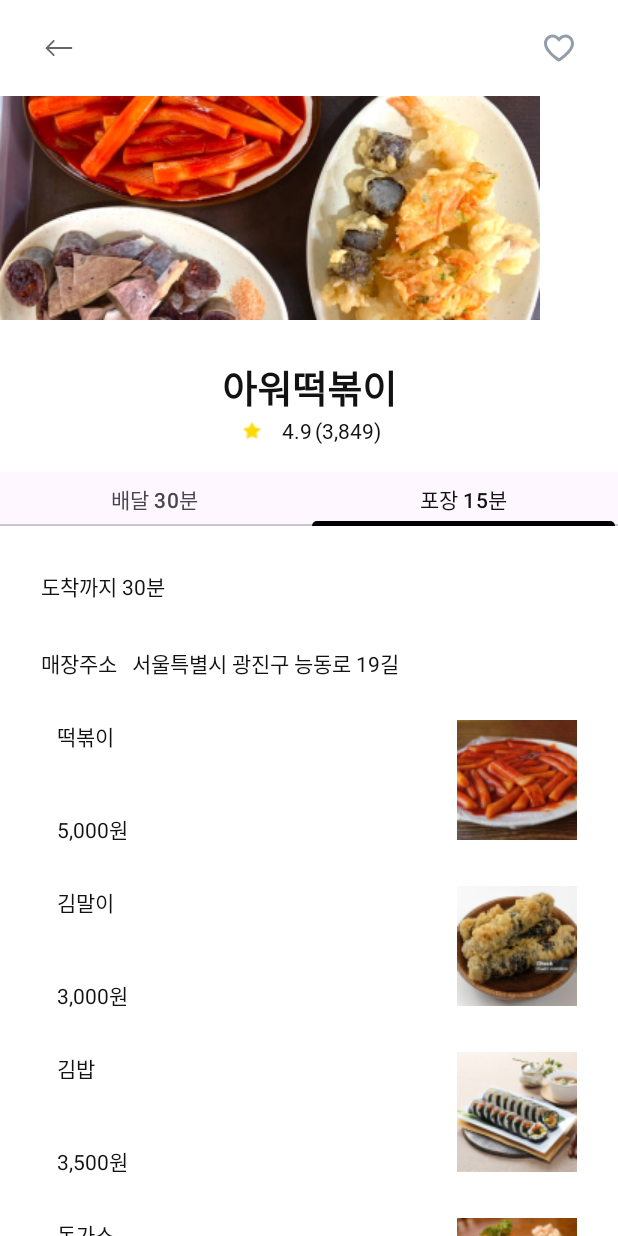
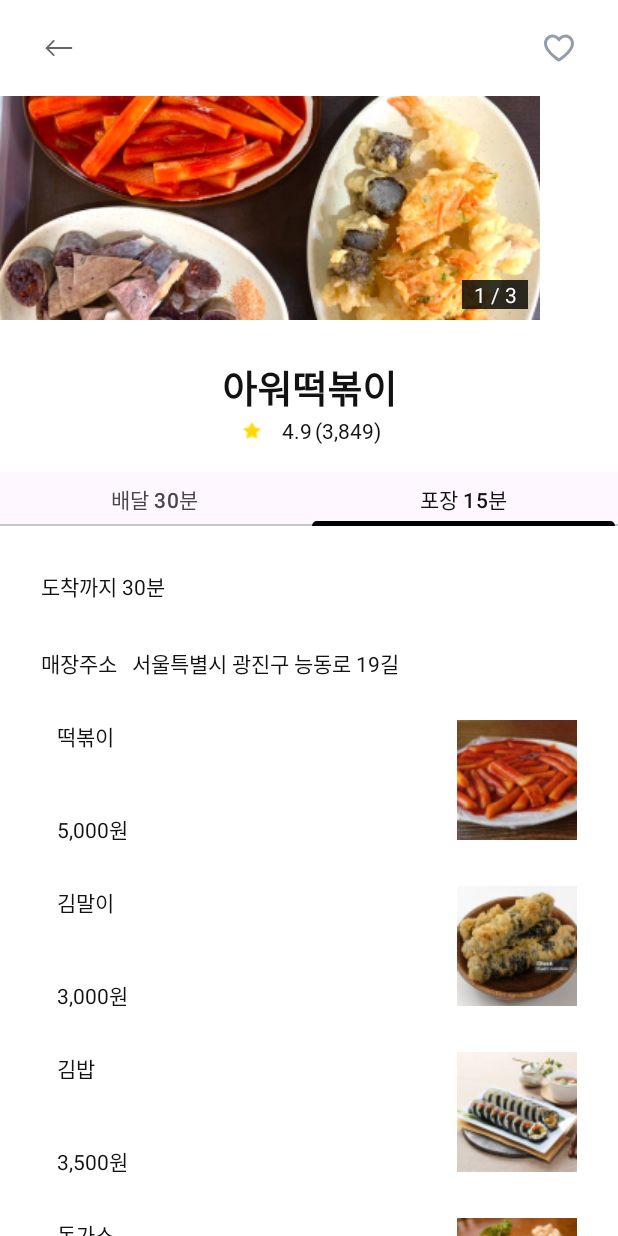
Before and after one commit to Konkuk-KUIT/KUIT4_Android, an Android app: the DetailActivity screen opened directly, with no data from a screen before it, tab 2 chosen, on a phone screen of 412 x 824 dp. Run offline under Robolectric (Android 15) with nearby library versions, the phone set to English and light mode, and no system bars; pictures from the network do not load.

Commit message:
6주차 미션 완료

```diff
--- /dev/null
+++ b/app/src/main/java/com/example/kuit4androidprivate/adapter/DetailRestaurantImageRVAdapter.kt
@@ -0,0 +1,46 @@
+package com.example.kuit4androidprivate.adapter
+
+import android.view.LayoutInflater
+import android.view.ViewGroup
+import androidx.recyclerview.widget.DiffUtil
+import androidx.recyclerview.widget.ListAdapter
+import androidx.recyclerview.widget.RecyclerView
+import com.bumptech.glide.Glide
+import com.example.kuit4androidprivate.databinding.ItemDetailRestaurantViewpagerBinding
+import com.example.kuit4androidprivate.model.RestaurantImageData
+
+class DetailRestaurantImageRVAdapter : ListAdapter<RestaurantImageData, DetailRestaurantImageRVAdapter.ViewHolder>(diffUtl) {
+    inner class ViewHolder (val binding: ItemDetailRestaurantViewpagerBinding) : RecyclerView.ViewHolder(binding.root) {
+        fun bind(item : RestaurantImageData) {
+            Glide.with(binding.root)
+                .load(item.id)
+                .into(binding.ivDetailRestaurant)
+        }
+    }
+
+    override fun onCreateViewHolder(parent: ViewGroup, viewType: Int): DetailRestaurantImageRVAdapter.ViewHolder {
+        val binding = ItemDetailRestaurantViewpagerBinding.inflate(LayoutInflater.from(parent.context), parent, false)
+        return ViewHolder(binding)
+    }
+
+    override fun onBindViewHolder(holder: DetailRestaurantImageRVAdapter.ViewHolder, position: Int) {
+        holder.bind(currentList[position % 3])
+    }
+
+    override fun getItemCount(): Int {
+        return Int.MAX_VALUE
+    }
+
+    companion object{
+        val diffUtl = object : DiffUtil.ItemCallback<RestaurantImageData>(){
+            override fun areItemsTheSame(oldItem: RestaurantImageData, newItem: RestaurantImageData): Boolean {
+                return oldItem.id == newItem.id
+            }
+
+            override fun areContentsTheSame(oldItem: RestaurantImageData, newItem: RestaurantImageData): Boolean {
+                return oldItem == newItem
+            }
+
+        }
+    }
+}
--- a/app/src/main/java/com/example/kuit4androidprivate/detail/DetailActivity.kt
+++ b/app/src/main/java/com/example/kuit4androidprivate/detail/DetailActivity.kt
@@ -1,17 +1,36 @@
 package com.example.kuit4androidprivate.detail
 
 import android.os.Bundle
+import android.os.Handler
+import android.os.Looper
+import android.os.Message
 import androidx.appcompat.app.AppCompatActivity
 import androidx.core.content.ContextCompat
+import androidx.viewpager2.widget.ViewPager2
 import com.bumptech.glide.Glide
 import com.example.kuit4androidprivate.R
+import com.example.kuit4androidprivate.adapter.DetailRestaurantImageRVAdapter
+import com.example.kuit4androidprivate.adapter.RestaurantImageRVAdapter
 import com.example.kuit4androidprivate.databinding.ActivityDetailBinding
+import com.example.kuit4androidprivate.model.MenuCategoryData
 import com.example.kuit4androidprivate.model.MenuData
+import com.example.kuit4androidprivate.model.RestaurantImageData
+import kotlinx.coroutines.CoroutineScope
+import kotlinx.coroutines.Dispatchers
+import kotlinx.coroutines.delay
+import kotlinx.coroutines.launch
+import kotlinx.coroutines.withContext
+import java.lang.Thread.sleep
+import java.util.concurrent.ThreadLocalRandom.current
 
 
 class DetailActivity : AppCompatActivity() {
 
     private lateinit var binding: ActivityDetailBinding
+    private var restaurantImageURLItems = ArrayList<Int>()
+    private var restaurantImageItems = ArrayList<RestaurantImageData>()
+
+    private var currentPosition = 0
 
     override fun onCreate(savedInstanceState: Bundle?) {
         setTheme(R.style.Base_Theme_Kuit4AndroidPrivate2)
@@ -20,6 +39,7 @@ class DetailActivity : AppCompatActivity() {
         //window.statusBarColor = ContextCompat.getColor(this, R.color.light_blue)
 
         binding = ActivityDetailBinding.inflate(layoutInflater)
+
         setContentView(binding.root)
         binding.root
 
@@ -30,13 +50,90 @@ class DetailActivity : AppCompatActivity() {
             binding.tvDetailRate.text = menuData.reviewScore
             binding.tvDetailReviewcount.text = menuData.reviewCount
 
-            Glide.with(this)
+            /*Glide.with(this)
                 .load(menuData.imageUrl)
-                .into(binding.ivDetailRestaurant)
+                .into(binding.ivDetailRestaurant)*/
         }
         binding.ivDetailBack.setOnClickListener {
             finish()
         }
 
+        initRestaurantImg()
+        initdetailVP()
+        //initVPSwipeThread()
+        initVPSwipeCoroutine()
+
+        binding.vpDetailRestaurant.registerOnPageChangeCallback(object :ViewPager2.OnPageChangeCallback(){
+            override fun onPageSelected(position: Int) {
+                super.onPageSelected(position)
+                binding.tvDetailIndex.text = "%d / 3".format(position%3+1)
+            }
+        })
+
     }
+
+    private fun initRestaurantImg() {
+        restaurantImageURLItems = arrayListOf(
+            R.drawable.img_restaurant_detail,
+            R.drawable.img_restaurant_detail2,
+            R.drawable.img_restaurant_detail3
+        )
+        for (i in 1 until 4){
+            restaurantImageItems.add(
+                RestaurantImageData(
+                    id = restaurantImageURLItems[i-1],
+                    imgURL = "image"
+                )
+            )
+        }
+    }
+
+    private fun initdetailVP() {
+        binding.vpDetailRestaurant.adapter = DetailRestaurantImageRVAdapter().apply {
+            submitList(restaurantImageItems)
+        }
+        binding.vpDetailRestaurant.currentItem = 0
+    }
+
+
+    private fun swipePage() {
+        with(binding.vpDetailRestaurant){
+            if(currentPosition>2) currentPosition = 0
+            setCurrentItem(currentPosition, true)
+            currentPosition++
+        }
+    }
+
+    private fun initVPSwipeThread(){
+        Thread(swipeRunnable()).start()
+    }
+
+    inner class mainHandler : Handler(Looper.getMainLooper()){
+        override fun handleMessage(msg: Message) {
+            swipePage()
+            super.handleMessage(msg)
+        }
+    }
+
+    inner class swipeRunnable(): Runnable {
+        override fun run() {
+            while(true) {
+                sleep(3000)
+                mainHandler().sendEmptyMessage(0)
+            }
+        }
+
+    }
+
+    private fun initVPSwipeCoroutine() {
+        CoroutineScope(Dispatchers.Default).launch {
+            while(true){
+                delay(3000)
+                withContext(Dispatchers.Main){
+                    swipePage()
+                }
+            }
+        }
+    }
+
 }
--- a/app/src/main/res/layout/activity_detail.xml
+++ b/app/src/main/res/layout/activity_detail.xml
@@ -36,15 +36,36 @@
 
     </androidx.constraintlayout.widget.ConstraintLayout>
 
-    <ImageView
-        android:id="@+id/iv_detail_restaurant"
+    <androidx.viewpager2.widget.ViewPager2
+        android:id="@+id/vp_detail_restaurant"
         android:layout_width="360dp"
         android:layout_height="149dp"
         android:layout_marginTop="64dp"
         android:scaleType="centerCrop"
-        android:src="@drawable/img_restaurant_detail"
         app:layout_constraintStart_toStartOf="parent"
-        app:layout_constraintTop_toTopOf="parent" />
+        app:layout_constraintTop_toTopOf="parent"/>
+
+    <com.google.android.material.imageview.ShapeableImageView
+        android:id="@+id/siv_detail_index"
+        android:layout_width="44dp"
+        android:layout_height="19dp"
+        android:layout_marginEnd="8dp"
+        android:layout_marginBottom="7dp"
+        android:alpha="0.8"
+        android:background="#000000"
+        app:layout_constraintBottom_toBottomOf="@id/vp_detail_restaurant"
+        app:layout_constraintEnd_toEndOf="@id/vp_detail_restaurant" />
+
+    <TextView
+        android:id="@+id/tv_detail_index"
+        android:layout_width="wrap_content"
+        android:layout_height="wrap_content"
+        android:text="1 / 3"
+        android:textColor="#FFFFFF"
+        app:layout_constraintBottom_toBottomOf="@id/siv_detail_index"
+        app:layout_constraintEnd_toEndOf="@id/siv_detail_index"
+        app:layout_constraintStart_toStartOf="@id/siv_detail_index"
+        app:layout_constraintTop_toTopOf="@id/siv_detail_index" />
 
     <TextView
         android:id="@+id/tv_detail_restaurant"
@@ -58,7 +79,7 @@
         android:textStyle="bold"
         app:layout_constraintEnd_toEndOf="parent"
         app:layout_constraintStart_toStartOf="parent"
-        app:layout_constraintTop_toBottomOf="@id/iv_detail_restaurant" />
+        app:layout_constraintTop_toBottomOf="@id/vp_detail_restaurant" />
 
     <androidx.constraintlayout.widget.ConstraintLayout
         android:id="@+id/cl_detail_rate"
--- a/app/src/main/res/layout/activity_keep.xml
+++ b/app/src/main/res/layout/activity_keep.xml
@@ -62,6 +62,7 @@
             android:id="@+id/iv_keep_restaurant"
             android:layout_width="230dp"
             android:layout_height="129dp"
+            android:scaleType="centerCrop"
             android:src="@drawable/img_restaurant01"
             app:layout_constraintStart_toStartOf="parent"
             app:layout_constraintTop_toTopOf="parent" />
--- /dev/null
+++ b/app/src/main/res/layout/item_detail_restaurant_viewpager.xml
@@ -0,0 +1,13 @@
+<?xml version="1.0" encoding="utf-8"?>
+<androidx.constraintlayout.widget.ConstraintLayout xmlns:android="http://schemas.android.com/apk/res/android"
+    xmlns:tools="http://schemas.android.com/tools"
+    android:layout_width="match_parent"
+    android:layout_height="match_parent">
+
+    <ImageView
+        android:id="@+id/iv_detail_restaurant"
+        android:layout_width="match_parent"
+        android:layout_height="match_parent"
+        android:scaleType="centerCrop" />
+
+</androidx.constraintlayout.widget.ConstraintLayout>
```
Also changed, not shown: app/src/main/res/drawable/img_restaurant_detail2.png (added), app/src/main/res/drawable/img_restaurant_detail3.png (added).
